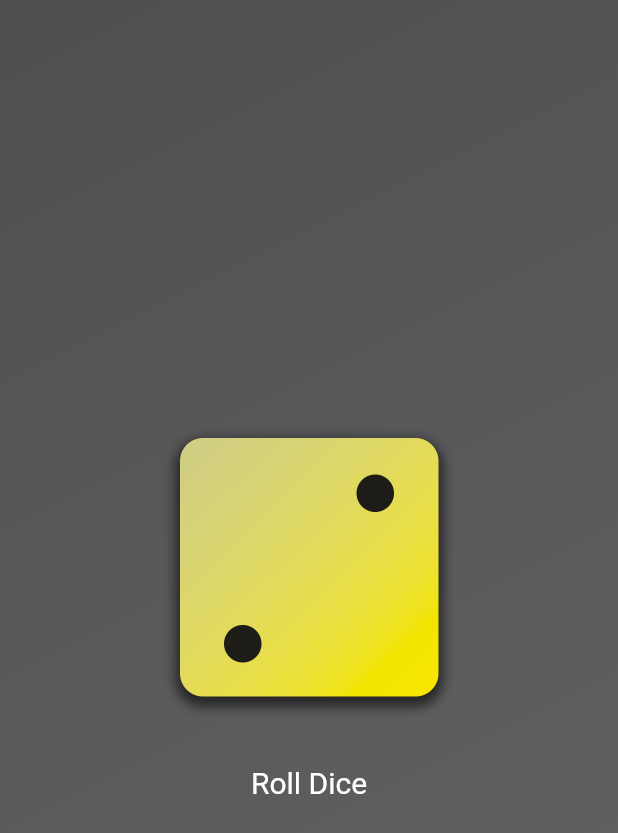
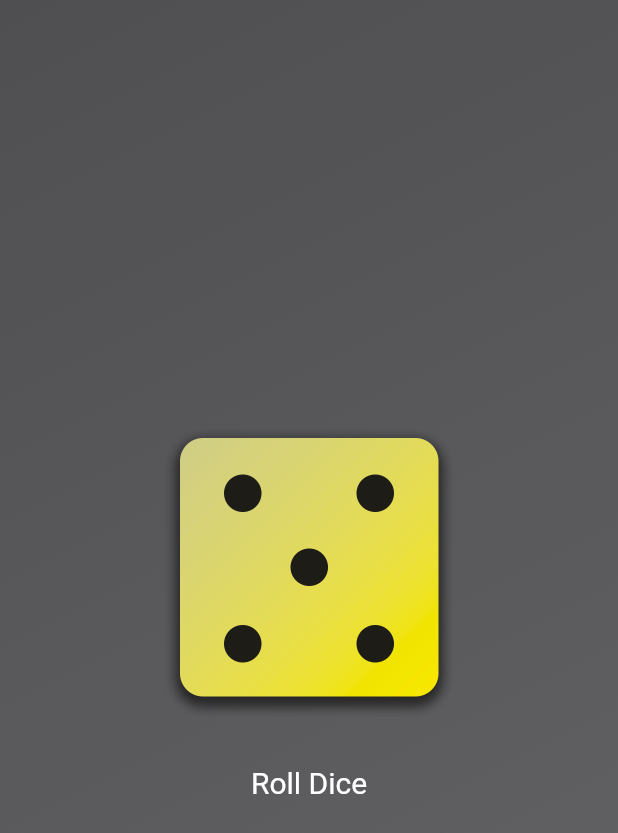
Before and after one commit to adheichsn/diceroll, a Flutter app: the screen it shows after launch, after a tap on "Roll Dice", on a phone screen of 412 x 824 dp. Shown: the top 833 px of the screen. Run offline on Flutter 3.47's test engine with Material 2 defaults, Android fonts, the phone set to English and light mode, and no system bars.

Commit message:
randomize roller dice

```diff
--- /dev/null
+++ b/lib/dice_roller.dart
@@ -0,0 +1,52 @@
+import 'dart:math';
+import 'package:flutter/material.dart';
+
+final randomizer = Random();
+
+class DiceRoller extends StatefulWidget {
+  const DiceRoller({super.key});
+
+  @override
+  State<DiceRoller> createState() {
+    return _DiceRoller();
+  }
+}
+
+class _DiceRoller extends State<DiceRoller> {
+  // var activeDiceImage = 'assets/images/dice-2.png';
+  var currentDiceRoll = 2;
+
+  void rollDice() {
+    // ...
+    var DiceRoll = randomizer.nextInt(6) + 1;
+    setState(() {
+      currentDiceRoll = DiceRoll;
+      // activeDiceImage = 'assets/images/dice-$DiceRoll.png';
+    });
+    print('change image');
+  }
+
+  @override
+  Widget build(context) {
+    return Column(
+      mainAxisSize: MainAxisSize.min,
+        children: [
+          Image.asset(
+            'assets/images/dice-$currentDiceRoll.png',
+            width: 200,
+          ),
+          const SizedBox(height: 20),
+        TextButton(
+          onPressed: rollDice,
+          style: TextButton.styleFrom(
+            foregroundColor: Colors.white,
+            textStyle: const TextStyle(
+            fontSize: 20,
+            ),
+          ),
+            child: const Text('Roll Dice'),
+        )
+      ],
+    );
+  }
+}
--- a/lib/gradient_container.dart
+++ b/lib/gradient_container.dart
@@ -1,3 +1,4 @@
+import 'package:firstflutter/dice_roller.dart';
 import 'package:flutter/material.dart';
 
 const startAlignment = Alignment.topLeft;
@@ -13,9 +14,6 @@ class GradientContainer extends StatelessWidget {
   final Color color1;
   final Color color2;
 
-  void rollDice() {
-    // ...
-  }
 
   @override
   Widget build(context) {
@@ -28,29 +26,7 @@ class GradientContainer extends StatelessWidget {
         ),
       ),
       child: Center(
-        child: Column(
-          mainAxisSize: MainAxisSize.min,
-          children: [
-            Image.asset(
-              'assets/images/dice-2.png',
-              width: 200,
-            ),
-            const SizedBox(height: 20),
-            TextButton(
-              onPressed: rollDice,
-              style: TextButton.styleFrom(
-                // padding: const EdgeInsets.only(
-                //   top: 20,
-                // ),
-                foregroundColor: Colors.white,
-                textStyle: const TextStyle(
-                  fontSize: 20,
-                ),
-              ),
-              child: const Text('Roll Dice'),
-            )
-          ],
-        ),
+        child: DiceRoller(),
       ),
     );
   }
--- a/lib/main.dart
+++ b/lib/main.dart
@@ -7,8 +7,8 @@ void main() {
     const MaterialApp(
       home: Scaffold(
         body: GradientContainer(
-          Color.fromARGB(255, 79, 79, 81),
-          Color.fromARGB(255, 101, 100, 102),
+           Color.fromARGB(255, 79, 79, 81),
+           Color.fromARGB(255, 101, 100, 102),
         ),
       ),
     ),
```
Also changed, not shown: 1 other file.
